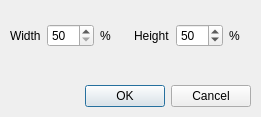
jandernascimento/imageprocessing-umanipulator, file src/dialogscale.ui: the form before one commit.
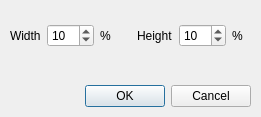
The form after the commit.

The edit to the form file:
```diff
--- a/src/dialogscale.ui
+++ b/src/dialogscale.ui
@@ -34,7 +34,7 @@
     <rect>
      <x>10</x>
      <y>10</y>
-     <width>247</width>
+     <width>253</width>
      <height>51</height>
     </rect>
    </property>
@@ -51,11 +51,14 @@
       <item>
        <widget class="QSpinBox" name="spinBox">
         <property name="minimum">
-         <number>50</number>
+         <number>1</number>
         </property>
         <property name="maximum">
          <number>200</number>
         </property>
+        <property name="value">
+         <number>10</number>
+        </property>
        </widget>
       </item>
       <item>
@@ -75,13 +78,13 @@
       <item>
        <widget class="QSpinBox" name="spinBox_2">
         <property name="minimum">
-         <number>5</number>
+         <number>1</number>
         </property>
         <property name="maximum">
          <number>200</number>
         </property>
         <property name="value">
-         <number>50</number>
+         <number>10</number>
         </property>
        </widget>
       </item>
```
